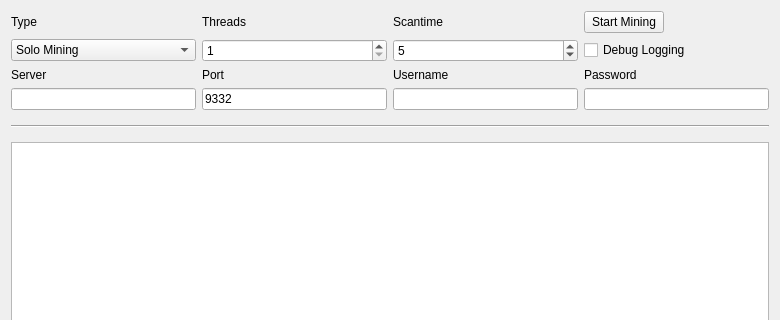
Before: the Qt Designer form src/qt/forms/miningpage.ui in corgicoin/corgicoin, drawn with Qt 5; both pictures show x 0 to 780 and y 0 to 320 of the 780 by 636 pixel window.
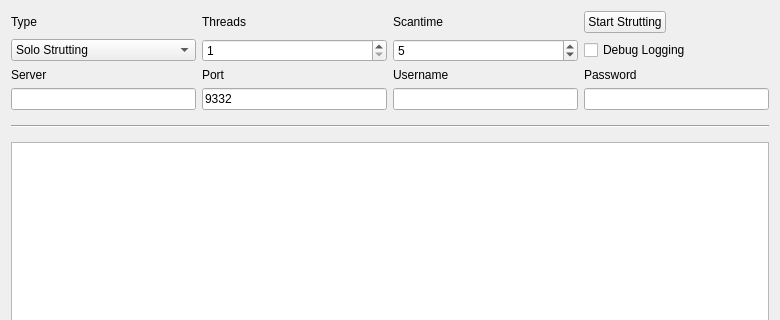
After: the same form once the commit is applied.

Commit message: strutting added back in, removing more ui references.

The edit to the form file:
```diff
--- a/src/qt/forms/miningpage.ui
+++ b/src/qt/forms/miningpage.ui
@@ -83,7 +83,7 @@
       </sizepolicy>
      </property>
      <property name="text">
-      <string>Start Mining</string>
+      <string>Start Strutting</string>
      </property>
     </widget>
    </item>
@@ -202,7 +202,7 @@
      </property>
      <item>
       <property name="text">
-       <string>Solo Mining</string>
+       <string>Solo Strutting</string>
       </property>
      </item>
      <item>
```
Left out of the diff: 2 changed lines with no effect on the pictures. The commit also changes 8 other files.
